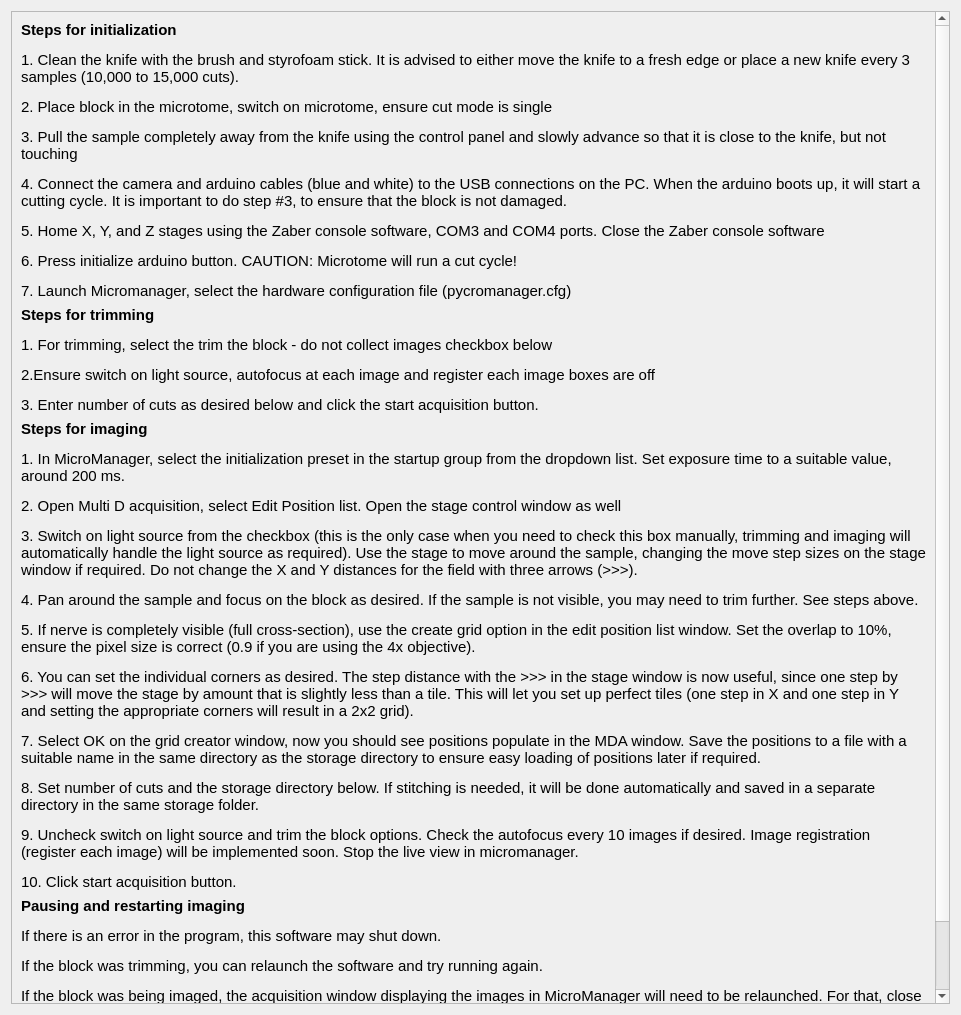
The window that helpwindow.ui (ckolluru/3D-MUSE-acquire) describes before a commit, drawn with Qt 5.
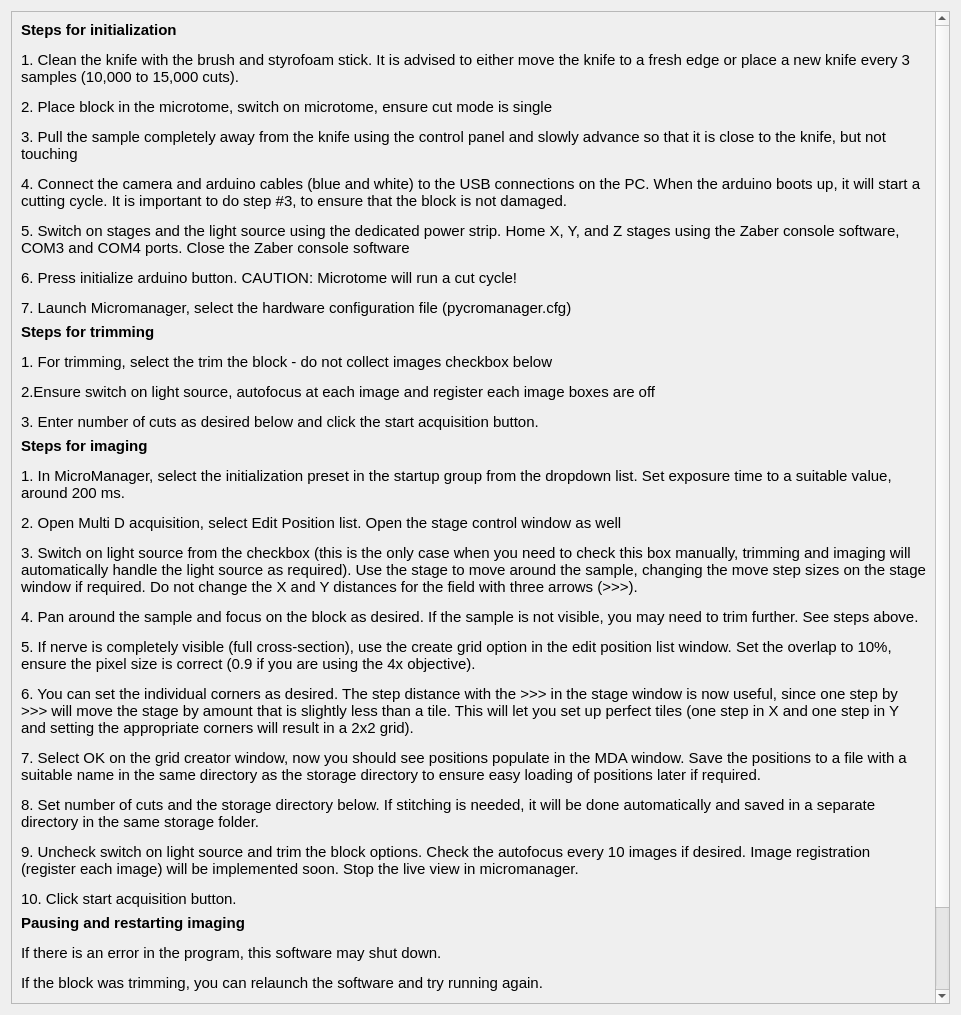
The same window after the commit.

What changed in the file:
```diff
--- a/helpwindow.ui
+++ b/helpwindow.ui
@@ -46,7 +46,7 @@
           </font>
          </property>
          <property name="text">
-          <string>&lt;html&gt;&lt;head/&gt;&lt;body&gt;&lt;p&gt;&lt;span style=&quot; font-weight:600;&quot;&gt;Steps for initialization&lt;/span&gt;&lt;/p&gt;&lt;p&gt;1. Clean the knife with the brush and styrofoam stick. It is advised to either move the knife to a fresh edge or place a new knife every 3 samples (10,000 to 15,000 cuts).&lt;/p&gt;&lt;p&gt;2. Place block in the microtome, switch on microtome, ensure cut mode is single &lt;/p&gt;&lt;p&gt;3. Pull the sample completely away from the knife using the control panel and slowly advance so that it is close to the knife, but not touching &lt;/p&gt;&lt;p&gt;4. Connect the camera and arduino cables (blue and white) to the USB connections on the PC. When the arduino boots up, it will start a cutting cycle. It is important to do step #3, to ensure that the block is not damaged.&lt;/p&gt;&lt;p&gt;5. Home X, Y, and Z stages using the Zaber console software, COM3 and COM4 ports. Close the Zaber console software &lt;/p&gt;&lt;p&gt;6. Press initialize arduino button. CAUTION: Microtome will run a cut cycle!&lt;/p&gt;&lt;p&gt;7. Launch Micromanager, select the hardware configuration file (pycromanager.cfg)&lt;/p&gt;&lt;/body&gt;&lt;/html&gt;</string>
+          <string>&lt;html&gt;&lt;head/&gt;&lt;body&gt;&lt;p&gt;&lt;span style=&quot; font-weight:600;&quot;&gt;Steps for initialization&lt;/span&gt;&lt;/p&gt;&lt;p&gt;1. Clean the knife with the brush and styrofoam stick. It is advised to either move the knife to a fresh edge or place a new knife every 3 samples (10,000 to 15,000 cuts).&lt;/p&gt;&lt;p&gt;2. Place block in the microtome, switch on microtome, ensure cut mode is single &lt;/p&gt;&lt;p&gt;3. Pull the sample completely away from the knife using the control panel and slowly advance so that it is close to the knife, but not touching &lt;/p&gt;&lt;p&gt;4. Connect the camera and arduino cables (blue and white) to the USB connections on the PC. When the arduino boots up, it will start a cutting cycle. It is important to do step #3, to ensure that the block is not damaged.&lt;/p&gt;&lt;p&gt;5. Switch on stages and the light source using the dedicated power strip. Home X, Y, and Z stages using the Zaber console software, COM3 and COM4 ports. Close the Zaber console software &lt;/p&gt;&lt;p&gt;6. Press initialize arduino button. CAUTION: Microtome will run a cut cycle!&lt;/p&gt;&lt;p&gt;7. Launch Micromanager, select the hardware configuration file (pycromanager.cfg)&lt;/p&gt;&lt;/body&gt;&lt;/html&gt;</string>
          </property>
          <property name="wordWrap">
           <bool>true</bool>
```
